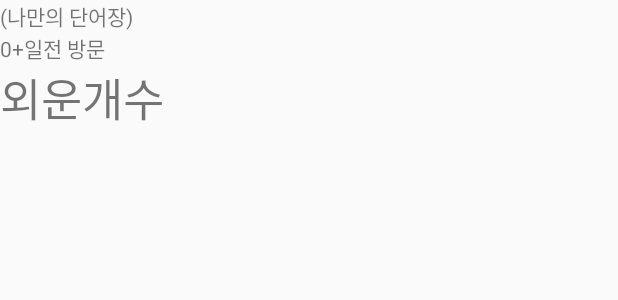
After one commit to Je-0204/min, an Android app: the layout listview_custom.xml on its own in the app's theme, with its tools: preview values and no code run, on a phone screen of 412 x 824 dp. The commit adds this screen. Shown: the top 300 px of the screen. Run offline under Robolectric (Android 15) with nearby library versions, the phone set to English and light mode, and no system bars.

Commit message:
main runtimeerror

```diff
--- a/app/src/main/java/com/example/min/ChooseDictionary.java
+++ b/app/src/main/java/com/example/min/ChooseDictionary.java
@@ -19,6 +19,7 @@ public class ChooseDictionary extends AppCompatActivity {
     private RadioButton radiobtn1,radiobtn2,radiobtn3,radiobtn4;
     private EditText editTextForBtn4;
     private int chooseDic;  //선택한 단어장 정보 리턴
+
     @Override
     protected void onCreate(Bundle savedInstanceState) {
         super.onCreate(savedInstanceState);
--- /dev/null
+++ b/app/src/main/res/layout/listview_custom.xml
@@ -0,0 +1,23 @@
+<?xml version="1.0" encoding="utf-8"?>
+<LinearLayout xmlns:android="http://schemas.android.com/apk/res/android"
+    android:layout_width="match_parent"
+    android:layout_height="match_parent"
+    android:orientation="vertical">
+    <TextView
+        android:id="@+id/dicName"
+        android:layout_width="wrap_content"
+        android:layout_height="wrap_content"
+        android:text="(나만의 단어장)"></TextView>
+    <TextView
+        android:id="@+id/date"
+        android:layout_width="wrap_content"
+        android:layout_height="wrap_content"
+        android:text="0+일전 방문"></TextView>
+    <TextView
+        android:id="@+id/wordCnt"
+        android:layout_width="wrap_content"
+        android:layout_height="wrap_content"
+        android:text="외운개수"
+        android:textSize="30dp"></TextView>
+
+</LinearLayout>
```
Also changed, not shown: app/src/main/java/com/example/min/MainActivity.java (+144 -2 lines), app/src/main/res/layout/activity_main.xml (+12 -2 lines).
